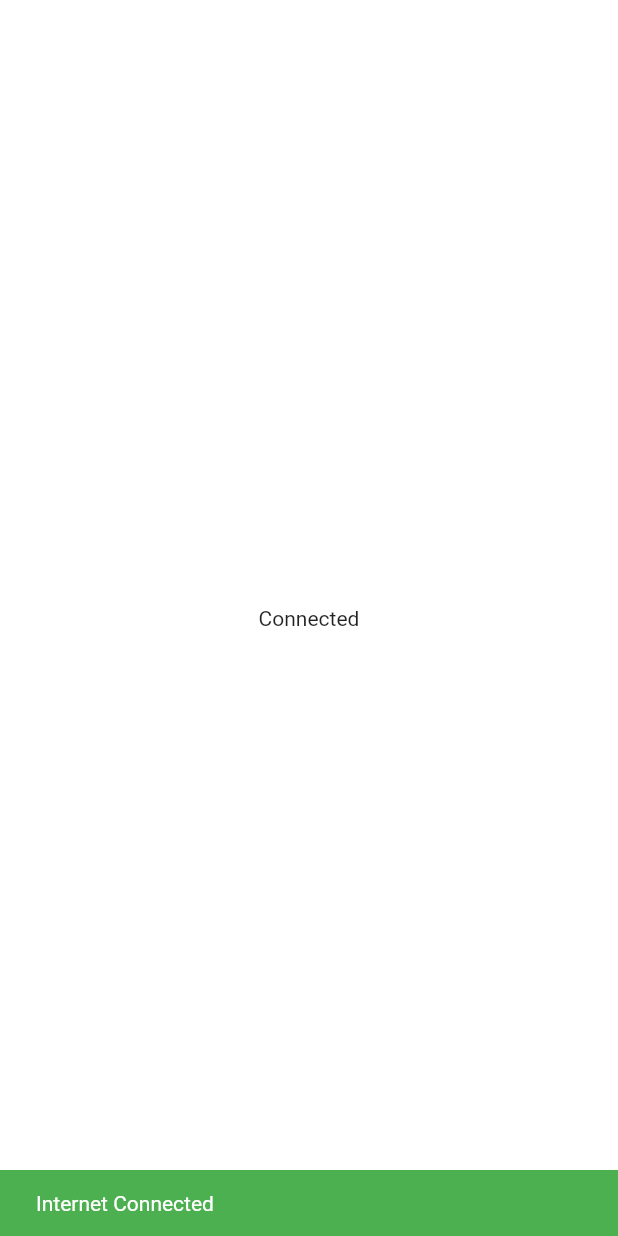
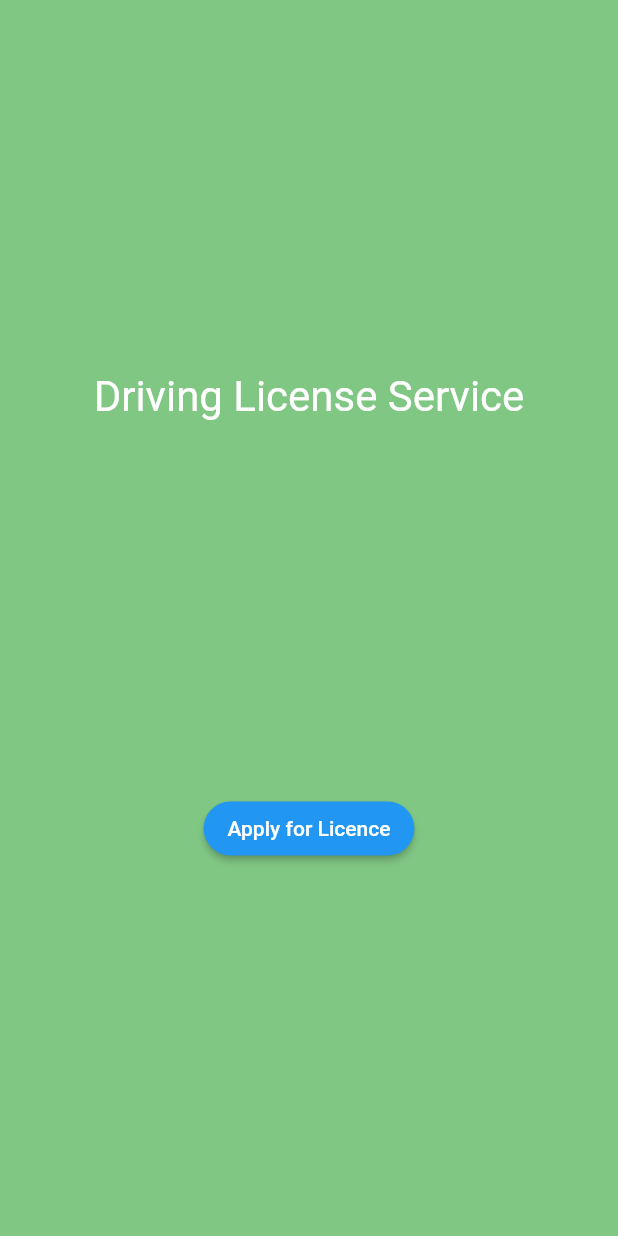
Before and after one commit to amuchand47/LearningFlutter, a Flutter app: the first screen one second after launch, on a phone screen of 412 x 824 dp. Run offline on Flutter 3.47's test engine with Material 2 defaults, Android fonts, the phone set to English and light mode, and no system bars.

```diff
--- a/lib/cubit/internet_cubit/internet_cubit.dart
+++ /dev/null
@@ -1,34 +0,0 @@
-
-import 'dart:async';
-import 'package:connectivity/connectivity.dart';
-import 'package:flutter_bloc/flutter_bloc.dart';
-
-enum InternetState { Initial, Lost, Gained }
-
-class InternetCubit extends Cubit<InternetState> {
-
-  Connectivity connectivity = Connectivity();
-  StreamSubscription? connectivitySubscription;
-
-  InternetCubit() : super(InternetState.Initial){
-
-    connectivitySubscription =  connectivity.onConnectivityChanged.listen((result) {
-
-        if(result==ConnectivityResult.wifi || result==ConnectivityResult.mobile){
-          emit(InternetState.Gained);
-        }else{
-          emit(InternetState.Lost);
-        }
-
-    });
-  }
-
-  @override
-  Future<void> close() {
-    // TODO: implement close
-    connectivitySubscription?.cancel();
-    return super.close();
-  }
-
-
-}
--- a/lib/home_screen.dart
+++ /dev/null
@@ -1,42 +0,0 @@
-import 'package:flutter/material.dart';
-import 'package:flutter_bloc/flutter_bloc.dart';
-import 'package:learning/cubit/internet_cubit/internet_cubit.dart';
-
-class HomeScreen extends StatelessWidget {
-
-  @override
-  Widget build(BuildContext context) {
-    return Scaffold(
-      backgroundColor: Colors.white70,
-       body: SafeArea(
-         child: Center(
-           child: BlocConsumer<InternetCubit, InternetState>(
-               builder: (context, state){
-                  if(state == InternetState.Initial){
-                    return const Text("Loading...");
-                  }else if(state == InternetState.Lost){
-                    return const Text("Not Connected");
-                  }else{
-                    return const Text("Connected");
-                  }
-               },
-
-               listener: (context, state){
-
-                 if(state == InternetState.Lost){
-                   ScaffoldMessenger.of(context).showSnackBar(
-                     const SnackBar(content: Text("Internet Disconnected",style: TextStyle(color: Colors.black),), backgroundColor: Colors.red,)
-                   );
-                 }else if(state == InternetState.Gained) {
-                   ScaffoldMessenger.of(context).showSnackBar(
-                       const SnackBar(content: Text("Internet Connected"), backgroundColor: Colors.green,)
-                   );
-                 }
-
-               },
-               ),
-           ),
-         ),
-       );
-  }
-}
--- a/lib/main.dart
+++ b/lib/main.dart
@@ -1,7 +1,5 @@
 import 'package:flutter/material.dart';
-import 'package:flutter_bloc/flutter_bloc.dart';
-import 'package:learning/cubit/internet_cubit/internet_cubit.dart';
-import 'home_screen.dart';
+import 'screens/welcome_screen.dart';
 
 void main(){
   WidgetsFlutterBinding.ensureInitialized();
@@ -9,14 +7,13 @@ void main(){
 }
 
 class MyApp extends StatelessWidget {
+
   @override
   Widget build(BuildContext context) {
-    return BlocProvider(
-      create: (context)=>InternetCubit(),
-      child: MaterialApp(
+    return MaterialApp(
         debugShowCheckedModeBanner: false,
-        home: HomeScreen(),
-      ),
-    );
+        home: WelcomeScreen(),
+      );
   }
+
 }
--- /dev/null
+++ b/lib/screens/welcome_screen.dart
@@ -0,0 +1,30 @@
+import 'package:flutter/material.dart';
+import 'HomePage.dart';
+
+class WelcomeScreen extends StatelessWidget {
+
+  @override
+  Widget build(BuildContext context) {
+    return Scaffold(
+      backgroundColor: Colors.green[300],
+       body: SafeArea(
+         child: Center(
+              child: Column(
+
+                mainAxisAlignment: MainAxisAlignment.spaceEvenly,
+                children: [
+                  const Text("Driving License Service",style: TextStyle(color: Colors.white, fontSize: 28),),
+                   ElevatedButton(
+                       onPressed: (){
+                         Navigator.push(context, MaterialPageRoute(builder: (context)=>HomePage()));
+                       },
+                       child: const Text("Apply for Licence",style: TextStyle(color: Colors.white),),
+                       style:ElevatedButton.styleFrom(shape: const StadiumBorder()),
+                   )
+                ],
+              ),
+           ),
+         ),
+       );
+  }
+}
--- a/pubspec.yaml
+++ b/pubspec.yaml
@@ -36,6 +36,7 @@ dependencies:
   cupertino_icons: ^1.0.2
   flutter_bloc: ^8.0.1
   connectivity: ^3.0.6
+  provider:
 
 dev_dependencies:
   flutter_test:
```
Also changed, not shown: lib/provider/home_page_provider.dart (added, +24 -0 lines), lib/screens/HomePage.dart (added, +56 -0 lines), pubspec.lock.
